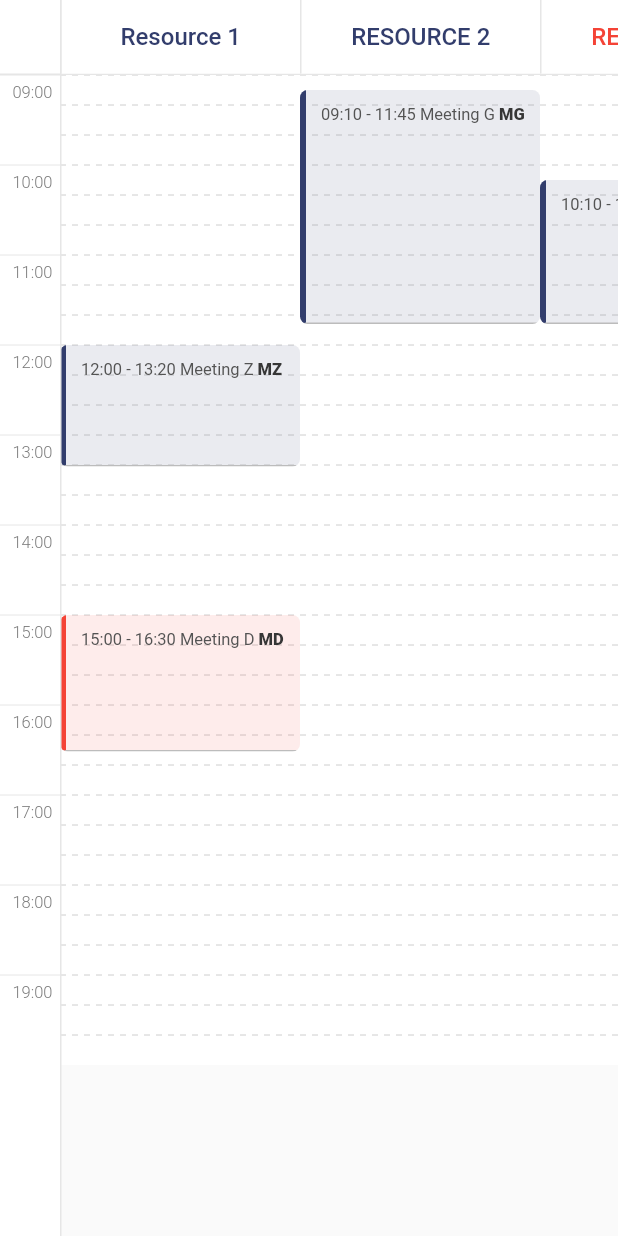
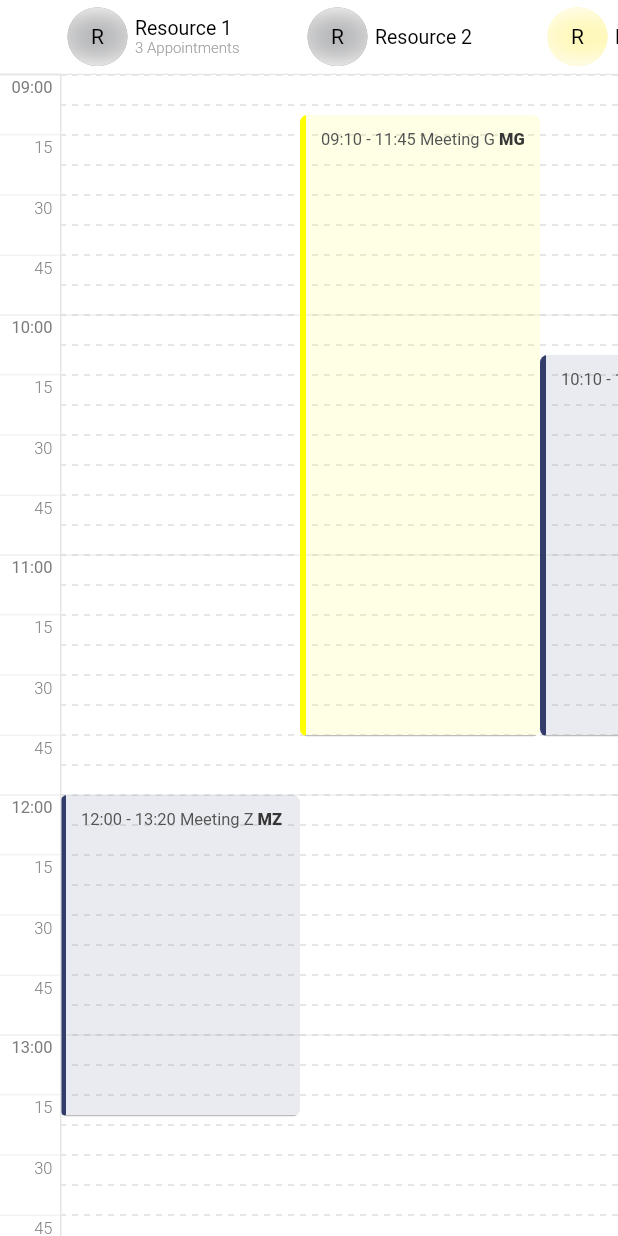
Before and after one commit to iliyass-zamouri/flutter_agenda, a Flutter app: the screen it shows after launch, on a phone screen of 412 x 824 dp. Run offline on Flutter 3.47's test engine with Material 2 defaults, Android fonts, the phone set to English and light mode, and no system bars.

Commit message:
Improving the head and the timeline

```diff
--- a/example/lib/main.dart
+++ b/example/lib/main.dart
@@ -29,7 +29,8 @@ class _AgendaScreenState extends State<AgendaScreen> {
     super.initState();
     resources = [
       Pillar(
-        head: PillarHead(name: 'Resource 1', object: 1),
+        head: PillarHead(
+            title: 'Resource 1', subtitle: '3 Appointments', object: 1),
         events: [
           AgendaEvent(
             title: 'Meeting D',
@@ -47,19 +48,19 @@ class _AgendaScreenState extends State<AgendaScreen> {
         ],
       ),
       Pillar(
-        head: PillarHead(name: 'Resource 2'.toUpperCase(), object: 2),
+        head: PillarHead(title: 'Resource 2', object: 2),
         events: [
           AgendaEvent(
             title: 'Meeting G',
             subtitle: 'MG',
+            backgroundColor: Colors.yellowAccent,
             start: EventTime(hour: 9, minute: 10),
             end: EventTime(hour: 11, minute: 45),
           ),
         ],
       ),
       Pillar(
-        head: PillarHead(
-            name: 'Resource 3'.toUpperCase(), object: 3, textColor: Colors.red),
+        head: PillarHead(title: 'Resource 3', object: 3, color: Colors.yellow),
         events: [
           AgendaEvent(
             title: 'Meeting A',
@@ -84,12 +85,13 @@ class _AgendaScreenState extends State<AgendaScreen> {
           // and if you  setState it 160 it will be the 15 min view
           // or you can set it 60 and show an hourly timeline
           agendaStyle: AgendaStyle(
-              startHour: 9,
-              endHour: 20,
-              pillarSeparator: false,
-              visibleTimeBorder: false,
-              timeItemWidth: 40,
-              timeItemHeight: 60),
+            startHour: 9,
+            endHour: 20,
+            pillarSeperator: false,
+            visibleTimeBorder: true,
+            timeItemWidth: 40,
+            timeItemHeight: 160,
+          ),
           pillarList: resources,
           // the click else where (other than an event because it has it's own onTap parameter)
           // you get the object linked to the head object of the pillar which could be you project costume object
--- a/lib/src/models/pillar_head.dart
+++ b/lib/src/models/pillar_head.dart
@@ -1,7 +1,9 @@
 import 'package:flutter/material.dart';
 
 class PillarHead {
-  final String name;
+  final String title;
+
+  final String? subtitle;
 
   final dynamic object;
 
@@ -15,17 +17,22 @@ class PillarHead {
 
   final TextStyle textStyle;
 
-  final Color textColor;
+  final TextStyle subtitleStyle;
+
+  final Color color;
 
   PillarHead({
-    required this.name,
+    required this.title,
+    this.subtitle,
     this.object,
     this.onTap,
     this.height: 40,
     this.width: 160,
     this.backgroundColor: Colors.white,
-    this.textColor: const Color(0xFF323D6C),
+    this.color: const Color(0xFF292B2F),
     this.textStyle: const TextStyle(
-        color: Color(0xFF323D6C), fontWeight: FontWeight.w500, fontSize: 16),
+        color: Colors.black, fontWeight: FontWeight.w400, fontSize: 13),
+    this.subtitleStyle: const TextStyle(
+        color: Color(0xFFA1A1A0), fontWeight: FontWeight.w300, fontSize: 10),
   });
 }
--- a/lib/src/styles/agenda_style.dart
+++ b/lib/src/styles/agenda_style.dart
@@ -8,6 +8,10 @@ class AgendaStyle {
   final Color pillarColor;
 
   final Color cornerColor;
+
+  final bool cornerBottom;
+
+  final bool cornerRight;
 
   final Color timeItemTextColor;
 
@@ -29,6 +33,10 @@ class AgendaStyle {
 
   final double pillarHeadWidth;
 
+  final bool headSeperator;
+
+  final bool pillarSeperator;
+
   final double pillarHeadHeight;
 
   final double timeItemHeight;
@@ -41,8 +49,6 @@ class AgendaStyle {
 
   final double eventBorderWidth;
 
-  final bool pillarSeparator;
-
   final TextStyle timeItemTextStyle;
 
   final double decorationLineDashSpaceWidth;
@@ -54,10 +60,14 @@ class AgendaStyle {
   const AgendaStyle({
     this.startHour: 0,
     this.endHour: 24,
+    this.cornerBottom: true,
+    this.cornerRight: false,
     this.pillarColor: Colors.white,
     this.cornerColor: Colors.white,
     this.timelineColor: Colors.white,
     this.timelineItemColor: Colors.white,
+    this.headSeperator: false,
+    this.pillarSeperator: true,
     this.mainBackgroundColor: Colors.white,
     this.decorationLineBorderColor: const Color(0xFFCECECE),
     // this.eventBackgroundColor: Colors.white,
@@ -76,7 +86,6 @@ class AgendaStyle {
     this.decorationLineDashSpaceWidth: 4,
     this.eventBorderWidth: 4,
     this.visibleTimeBorder: true,
-    this.pillarSeparator: true,
     this.visibleDecorationBorder: true,
   });
 }
--- a/lib/src/utils/utils.dart
+++ b/lib/src/utils/utils.dart
@@ -29,6 +29,10 @@ class Utils {
 
   static String hourFormatter(int hour, int minute) {
     return _addLeadingZero(hour) + ':' + _addLeadingZero(minute);
+  }
+
+  static String minFormatter(int minute) {
+    return _addLeadingZero(minute);
   }
 
   static Widget eventText(
--- a/lib/src/views/agenda_view.dart
+++ b/lib/src/views/agenda_view.dart
@@ -1,3 +1,5 @@
+import 'dart:ui';
+
 import 'package:flutter/material.dart';
 import 'package:flutter_agenda/flutter_agenda.dart';
 import 'package:flutter_agenda/src/models/pillar.dart';
@@ -61,10 +63,14 @@ class _AgendaViewState extends State<AgendaView> with AgendaViewController {
           decoration: BoxDecoration(
             color: widget.agendaStyle.cornerColor,
             border: Border(
-                right: BorderSide(
+                right: !widget.agendaStyle.cornerRight
+                    ? BorderSide.none
+                    : BorderSide(
                         color: widget.agendaStyle.timelineBorderColor,
                       ),
-                bottom: BorderSide(
+                bottom: !widget.agendaStyle.cornerBottom
+                    ? BorderSide.none
+                    : BorderSide(
                         color: widget.agendaStyle.timelineBorderColor,
                       )),
           ),
@@ -145,7 +151,8 @@ class _AgendaViewState extends State<AgendaView> with AgendaViewController {
                         child: Text(
                           Utils.hourFormatter(hour, 0),
                           style: widget.agendaStyle.timeItemTextStyle.copyWith(
-                              color: widget.agendaStyle.timeItemTextColor),
+                              color: widget.agendaStyle.timeItemTextColor,
+                              fontWeight: FontWeight.w400),
                           textAlign: TextAlign.right,
                         ),
                       ),
@@ -153,7 +160,7 @@ class _AgendaViewState extends State<AgendaView> with AgendaViewController {
                         padding:
                             EdgeInsets.symmetric(vertical: 2, horizontal: 5),
                         child: Text(
-                          Utils.hourFormatter(hour, 30),
+                          Utils.minFormatter(30),
                           style: widget.agendaStyle.timeItemTextStyle.copyWith(
                               color: widget.agendaStyle.timeItemTextColor),
                           textAlign: TextAlign.right,
@@ -177,7 +184,8 @@ class _AgendaViewState extends State<AgendaView> with AgendaViewController {
                               style: widget.agendaStyle.timeItemTextStyle
                                   .copyWith(
                                       color:
-                                          widget.agendaStyle.timeItemTextColor),
+                                          widget.agendaStyle.timeItemTextColor,
+                                      fontWeight: FontWeight.w400),
                               textAlign: TextAlign.right,
                             ),
                           ),
@@ -185,7 +193,7 @@ class _AgendaViewState extends State<AgendaView> with AgendaViewController {
                             padding: EdgeInsets.symmetric(
                                 vertical: 2, horizontal: 5),
                             child: Text(
-                              Utils.hourFormatter(hour, 15),
+                              Utils.minFormatter(15),
                               style: widget.agendaStyle.timeItemTextStyle
                                   .copyWith(
                                       color:
@@ -197,7 +205,7 @@ class _AgendaViewState extends State<AgendaView> with AgendaViewController {
                             padding: EdgeInsets.symmetric(
                                 vertical: 2, horizontal: 5),
                             child: Text(
-                              Utils.hourFormatter(hour, 30),
+                              Utils.minFormatter(30),
                               style: widget.agendaStyle.timeItemTextStyle
                                   .copyWith(
                                       color:
@@ -209,7 +217,7 @@ class _AgendaViewState extends State<AgendaView> with AgendaViewController {
                             padding: EdgeInsets.symmetric(
                                 vertical: 2, horizontal: 5),
                             child: Text(
-                              Utils.hourFormatter(hour, 45),
+                              Utils.minFormatter(45),
                               style: widget.agendaStyle.timeItemTextStyle
                                   .copyWith(
                                       color:
@@ -227,7 +235,8 @@ class _AgendaViewState extends State<AgendaView> with AgendaViewController {
                         child: Text(
                           Utils.hourFormatter(hour, 0),
                           style: widget.agendaStyle.timeItemTextStyle.copyWith(
-                              color: widget.agendaStyle.timeItemTextColor),
+                              color: widget.agendaStyle.timeItemTextColor,
+                              fontWeight: FontWeight.w400),
                           textAlign: TextAlign.right,
                         ),
                       ),
@@ -263,16 +272,72 @@ class _AgendaViewState extends State<AgendaView> with AgendaViewController {
               height: pillar.head.height,
               decoration: BoxDecoration(
                 color: pillar.head.backgroundColor,
-                border: Border(
+                border: !widget.agendaStyle.pillarSeperator
+                    ? null
+                    : Border(
                         left: BorderSide(
                             color: widget.agendaStyle.timelineBorderColor)),
               ),
               child: Center(
+                child: Row(
+                  mainAxisAlignment: MainAxisAlignment.start,
+                  crossAxisAlignment: CrossAxisAlignment.center,
+                  children: [
+                    Padding(
+                      padding: EdgeInsets.symmetric(horizontal: 5, vertical: 5),
+                      child: Material(
+                        color: pillar.head.color.withOpacity(0.5),
+                        borderRadius: BorderRadius.circular(50),
+                        child: ClipRRect(
+                          borderRadius: BorderRadius.circular(50),
+                          child: BackdropFilter(
+                            filter: ImageFilter.blur(
+                              sigmaX: 20.0,
+                              sigmaY: 7.0,
+                            ),
+                            child: Container(
+                              width: widget.agendaStyle.pillarHeadHeight - 10,
+                              decoration: BoxDecoration(
+                                color: Colors.transparent,
+                                borderRadius: BorderRadius.circular(50),
+                              ),
+                              child: Center(
                                 child: Text(
-                  pillar.head.name,
+                                  pillar.head.title
+                                      .substring(0, 1)
+                                      .toUpperCase(),
                                   style: pillar.head.textStyle
-                      .copyWith(color: pillar.head.textColor),
+                                      .copyWith(fontSize: 14),
+                                ),
+                              ),
+                            ),
+                          ),
+                        ),
+                      ),
+                    ),
+                    pillar.head.subtitle != null
+                        ? Column(
+                            mainAxisAlignment: MainAxisAlignment.center,
+                            crossAxisAlignment: CrossAxisAlignment.start,
+                            children: [
+                              Text(
+                                pillar.head.title,
+                                style: pillar.head.textStyle,
                                 textAlign: TextAlign.center,
+                              ),
+                              Text(
+                                pillar.head.subtitle ?? '',
+                                style: pillar.head.subtitleStyle,
+                                textAlign: TextAlign.center,
+                              ),
+                            ],
+                          )
+                        : Text(
+                            pillar.head.title,
+                            style: pillar.head.textStyle,
+                            textAlign: TextAlign.center,
+                          ),
+                  ],
                 ),
               ),
             ),
--- a/lib/src/views/pillar_view.dart
+++ b/lib/src/views/pillar_view.dart
@@ -29,7 +29,7 @@ class PillarView extends StatelessWidget {
       child: Container(
         height: height(),
         width: agendaStyle.pillarHeadWidth,
-        decoration: agendaStyle.pillarSeparator
+        decoration: agendaStyle.headSeperator
             ? BoxDecoration(
                 border: Border(left: BorderSide(color: Color(0xFFCECECE))))
             : BoxDecoration(),
--- a/pubspec.yaml
+++ b/pubspec.yaml
@@ -1,6 +1,6 @@
 name: flutter_agenda
 description: Agenda Widget Package for Flutter
-version: 1.0.7
+version: 1.0.8
 homepage: https://github.com/iliyass-zamouri/flutter_agenda
 
 environment:
```
Also changed, not shown: example/pubspec.lock, images/flutter_agenda.png, 1 other file. Lines whose indentation alone changed are shown as unchanged.
